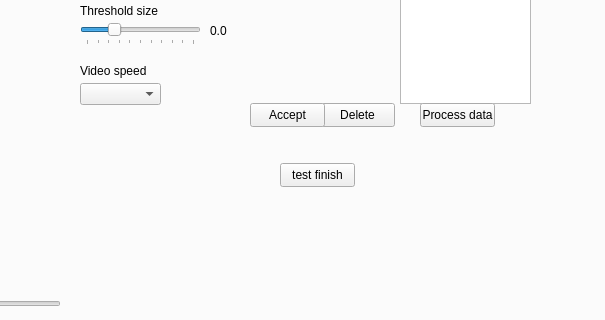
Qt form AIWake_app.ui (Kirkuss/TFG) before a commit; both pictures show x 572 to 1177 and y 233 to 553 of the 1294 by 860 pixel window.
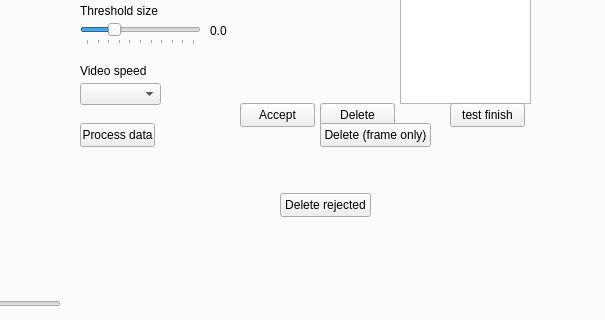
The same form after that commit. Icons and pictures are not drawn.

The edit to the form file:
```diff
--- a/AIWake_app.ui
+++ b/AIWake_app.ui
@@ -419,7 +419,7 @@
      <widget class="QPushButton" name="deleteBt_2">
       <property name="geometry">
        <rect>
-        <x>810</x>
+        <x>800</x>
         <y>260</y>
         <width>75</width>
         <height>24</height>
@@ -461,7 +461,7 @@
        <bool>false</bool>
       </property>
      </widget>
-     <widget class="QCheckBox" name="showDetailedCb_3">
+     <widget class="QCheckBox" name="deleteAutomatCb">
       <property name="geometry">
        <rect>
         <x>810</x>
@@ -480,8 +480,8 @@
      <widget class="QPushButton" name="startPostProcessBt">
       <property name="geometry">
        <rect>
-        <x>980</x>
-        <y>260</y>
+        <x>640</x>
+        <y>280</y>
         <width>75</width>
         <height>24</height>
        </rect>
@@ -493,8 +493,8 @@
      <widget class="QPushButton" name="finishStep1Bt">
       <property name="geometry">
        <rect>
-        <x>840</x>
-        <y>320</y>
+        <x>1010</x>
+        <y>260</y>
         <width>75</width>
         <height>24</height>
        </rect>
@@ -538,6 +538,32 @@
        <string>Only show selected face</string>
       </property>
      </widget>
+     <widget class="QPushButton" name="deleteAllRejected">
+      <property name="geometry">
+       <rect>
+        <x>840</x>
+        <y>350</y>
+        <width>91</width>
+        <height>24</height>
+       </rect>
+      </property>
+      <property name="text">
+       <string>Delete rejected</string>
+      </property>
+     </widget>
+     <widget class="QPushButton" name="deleteFaceFrameBt">
+      <property name="geometry">
+       <rect>
+        <x>880</x>
+        <y>280</y>
+        <width>111</width>
+        <height>24</height>
+       </rect>
+      </property>
+      <property name="text">
+       <string>Delete (frame only)</string>
+      </property>
+     </widget>
      <zorder>label_16</zorder>
      <zorder>placeholder_step1</zorder>
      <zorder>showBoxesCb</zorder>
@@ -563,11 +589,13 @@
      <zorder>PreviewFaceLbl</zorder>
      <zorder>imgText</zorder>
      <zorder>showDetailedCb_2</zorder>
-     <zorder>showDetailedCb_3</zorder>
+     <zorder>deleteAutomatCb</zorder>
      <zorder>startPostProcessBt</zorder>
      <zorder>finishStep1Bt</zorder>
      <zorder>frameSelector</zorder>
      <zorder>showSelectedOnlyCb</zorder>
+     <zorder>deleteAllRejected</zorder>
+     <zorder>deleteFaceFrameBt</zorder>
     </widget>
     <widget class="QWidget" name="step2Tab">
      <attribute name="title">
```
